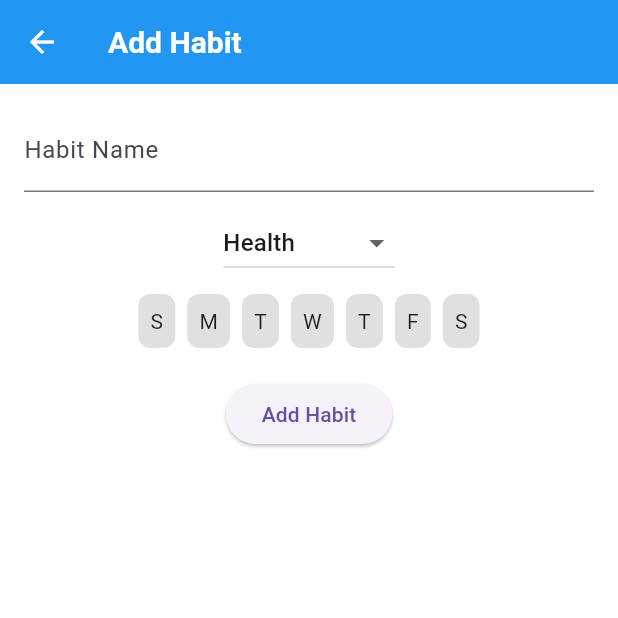
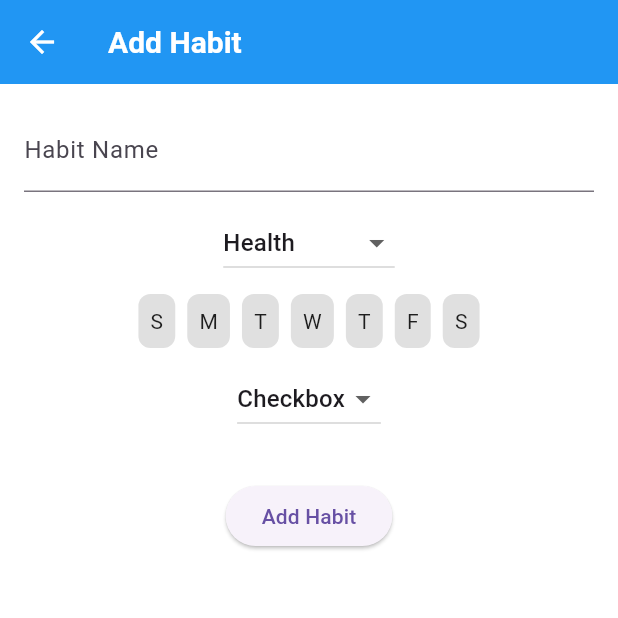
Before and after one commit to Soli1065/habit_tracker, a Flutter app: the AddHabitScreen screen opened by its route, on a phone screen of 412 x 824 dp, the top half of it. Run offline on Flutter 3.47's test engine with Material 3 defaults, Android fonts, the phone set to English and light mode, and no system bars; our stand-ins replace fl_chart, flutter_local_notifications, flutter_native_timezone, flutter_riverpod, hive, hive_flutter and 1 more; accounts and stored records are empty.

Commit message:
habit type

```diff
--- a/lib/data/models/habit.dart
+++ b/lib/data/models/habit.dart
@@ -22,12 +22,50 @@ class Habit {
   @HiveField(5)
   List<int> repeatDays; // [0 = Sunday, 1 = Monday, ..., 6 = Saturday]
 
+  @HiveField(6)
+  String habitType; // "Checkbox", "Numeric", "Timer"
+
+  @HiveField(7)
+  int? goalValue; // For numeric or timer-based habits
+
+  @HiveField(8)
+  int? progressValue; // Current progress
+
   Habit({
     required this.name,
     this.isCompleted = false,
     required this.createdAt,
     this.streak = 0,
     required this.category,
-    required this.repeatDays
+    required this.repeatDays,
+    required this.habitType,
+    this.goalValue,
+    this.progressValue
   });
+
+
+  Habit copyWith({
+    String? name,
+    bool? isCompleted,
+    DateTime? createdAt,
+    int? streak,
+    String? category,
+    List<int>? repeatDays,
+    String? habitType,
+    int? goalValue,
+    int? progressValue,
+  }) {
+    return Habit(
+      name: name ?? this.name,
+      isCompleted: isCompleted ?? this.isCompleted,
+      createdAt: createdAt ?? this.createdAt,
+      streak: streak ?? this.streak,
+      category: category ?? this.category,
+      repeatDays: repeatDays ?? this.repeatDays,
+      habitType: habitType ?? this.habitType,
+      goalValue: goalValue ?? this.goalValue,
+      progressValue: progressValue ?? this.progressValue,
+    );
+  }
+
 }
--- a/lib/ui/add_habit_screen.dart
+++ b/lib/ui/add_habit_screen.dart
@@ -16,6 +16,11 @@ class AddHabitScreen extends ConsumerWidget {
     String selectedCategory = "Health";
 
     List<bool> selectedDays = List.filled(7, false);
+
+
+    String habitType = "Checkbox";
+    int? goalValue;
+
 
 
 
@@ -75,6 +80,34 @@ class AddHabitScreen extends ConsumerWidget {
               },
             ),
 
+            SizedBox(height: 10),
+
+            StatefulBuilder(builder: (context, setState){
+              return DropdownButton<String>(
+                value: habitType,
+                items: ["Checkbox", "Numeric", "Timer"].map((type) {
+                  return DropdownMenuItem(value: type, child: Text(type));
+                }).toList(),
+                onChanged: (value) {
+                  setState(() {
+                    habitType = value!;
+                  });
+                },
+              );
+
+            }),
+
+            SizedBox(height: 10),
+
+            if (habitType != "Checkbox") TextField(
+              keyboardType: TextInputType.number,
+              decoration: InputDecoration(labelText: "Enter goal value"),
+              onChanged: (value) => goalValue = int.tryParse(value),
+            ),
+
+
+
+
             SizedBox(height: 20),
             ElevatedButton(
               onPressed: () async {
@@ -83,7 +116,7 @@ class AddHabitScreen extends ConsumerWidget {
                   for (int i = 0; i < selectedDays.length; i++) {
                     if (selectedDays[i]) repeatDays.add(i);
                   }
-                  final habit = Habit(name: controller.text, createdAt: DateTime.now(), category: selectedCategory, repeatDays: repeatDays);
+                  final habit = Habit(name: controller.text, createdAt: DateTime.now(), category: selectedCategory, repeatDays: repeatDays, habitType: habitType);
                   ref.read(habitProvider.notifier).addHabit(habit);
 
                   await NotificationHelper.scheduleHabitReminder(
```
Also changed, not shown: lib/ui/home_screen.dart (+20 -8 lines), lib/widgets/habit_tile.dart (+89 -7 lines), lib/data/models/habit.g.dart.
